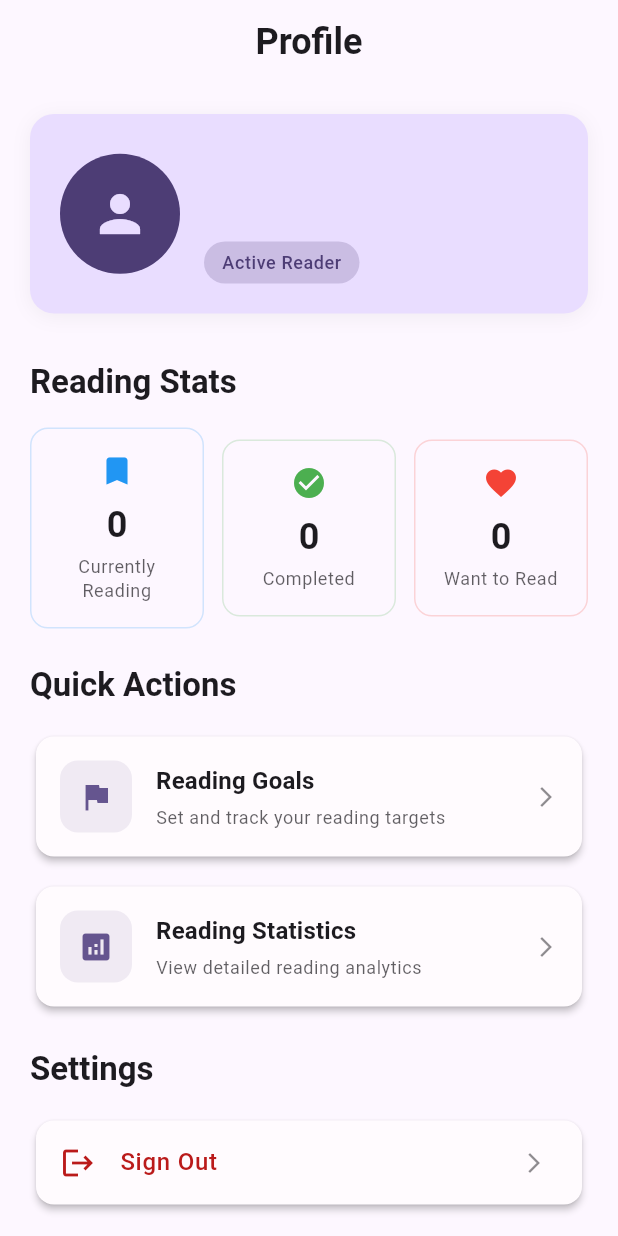
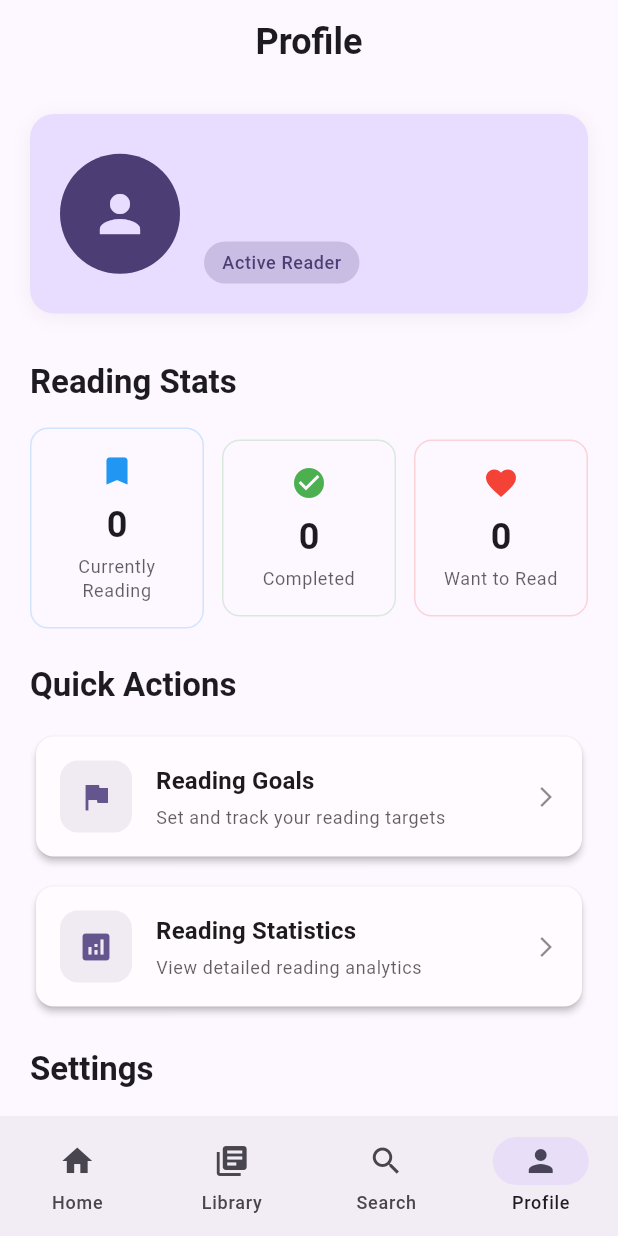
Before and after one commit to jhaji246/book-trackr, a Flutter app: the screen it shows once a user with an empty profile is signed in, after a tap on the "person" icon, on a phone screen of 412 x 824 dp. Run offline on Flutter 3.47's test engine with Material 3 defaults, Android fonts, the phone set to English and light mode, and no system bars; our stand-ins replace cached_network_image, cloud_firestore, dio, firebase_auth, firebase_core, firebase_messaging and 12 more; accounts and stored records are empty; network calls fail.

```diff
--- a/lib/core/routing/app_router.dart
+++ b/lib/core/routing/app_router.dart
@@ -84,34 +84,48 @@ final routerProvider = Provider<GoRouter>((ref) {
       // Main app routes
       GoRoute(
         path: '/',
-        builder: (context, state) => const HomeScreen(),
+        builder: (context, state) => const ScaffoldWithNavigationBar(
+          child: HomeScreen(),
+        ),
       ),
       GoRoute(
         path: '/search',
-        builder: (context, state) => const SearchScreen(),
+        builder: (context, state) => const ScaffoldWithNavigationBar(
+          child: SearchScreen(),
+        ),
       ),
       GoRoute(
         path: '/book/:id',
         builder: (context, state) {
           final bookId = state.pathParameters['id']!;
-          return BookDetailScreen(bookId: bookId);
+          return ScaffoldWithNavigationBar(
+            child: BookDetailScreen(bookId: bookId),
+          );
         },
       ),
       GoRoute(
         path: '/library',
-        builder: (context, state) => const LibraryScreen(),
+        builder: (context, state) => const ScaffoldWithNavigationBar(
+          child: LibraryScreen(),
+        ),
       ),
       GoRoute(
         path: '/profile',
-        builder: (context, state) => const ProfileScreen(),
+        builder: (context, state) => const ScaffoldWithNavigationBar(
+          child: ProfileScreen(),
+        ),
       ),
       GoRoute(
         path: '/statistics',
-        builder: (context, state) => const ReadingStatisticsScreen(),
+        builder: (context, state) => const ScaffoldWithNavigationBar(
+          child: ReadingStatisticsScreen(),
+        ),
       ),
       GoRoute(
         path: '/social',
-        builder: (context, state) => const SocialFeedScreen(),
+        builder: (context, state) => const ScaffoldWithNavigationBar(
+          child: SocialFeedScreen(),
+        ),
       ),
     ],
   );
--- a/lib/main.dart
+++ b/lib/main.dart
@@ -19,6 +19,8 @@ class BookTrackrApp extends ConsumerStatefulWidget {
 }
 
 class _BookTrackrAppState extends ConsumerState<BookTrackrApp> {
+  bool _isAuthInitialized = false;
+
   @override
   void initState() {
     super.initState();
@@ -34,6 +36,13 @@ class _BookTrackrAppState extends ConsumerState<BookTrackrApp> {
       final authNotifier = ref.read(authProvider.notifier);
       await authNotifier.initializeAuth();
       debugPrint('MainApp: Authentication initialization completed successfully');
+
+      // Force a rebuild after auth is initialized
+      if (mounted) {
+        setState(() {
+          _isAuthInitialized = true;
+        });
+      }
     } catch (e) {
       debugPrint('MainApp: Authentication initialization failed: $e');
     }
@@ -43,6 +52,64 @@ class _BookTrackrAppState extends ConsumerState<BookTrackrApp> {
   Widget build(BuildContext context) {
     final router = ref.watch(routerProvider);
     final themeMode = ref.watch(themeProvider);
+    final authState = ref.watch(authProvider);
+
+    // Show loading screen while auth is initializing
+    if (!_isAuthInitialized || authState.isLoading) {
+      return MaterialApp(
+        home: Scaffold(
+          backgroundColor: Colors.white,
+          body: Center(
+            child: Column(
+              mainAxisAlignment: MainAxisAlignment.center,
+              children: [
+                // App Icon
+                Container(
+                  width: 80,
+                  height: 80,
+                  decoration: BoxDecoration(
+                    color: const Color(0xFF2196F3),
+                    borderRadius: BorderRadius.circular(20),
+                  ),
+                  child: const Icon(
+                    Icons.book,
+                    size: 40,
+                    color: Colors.white,
+                  ),
+                ),
+                const SizedBox(height: 24),
+
+                // App Name
+                const Text(
+                  'BookTrackr',
+                  style: TextStyle(
+                    fontSize: 24,
+                    fontWeight: FontWeight.bold,
+                    color: Color(0xFF2196F3),
+                  ),
+                ),
+                const SizedBox(height: 16),
+
+                // Loading Text
+                const Text(
+                  'Loading your reading journey...',
+                  style: TextStyle(
+                    fontSize: 16,
+                    color: Colors.grey,
+                  ),
+                ),
+                const SizedBox(height: 24),
+
+                // Loading Indicator
+                const CircularProgressIndicator(
+                  valueColor: AlwaysStoppedAnimation<Color>(Color(0xFF2196F3)),
+                ),
+              ],
+            ),
+          ),
+        ),
+      );
+    }
 
     return ErrorBoundary(
       onError: (error, stackTrace) {
```
